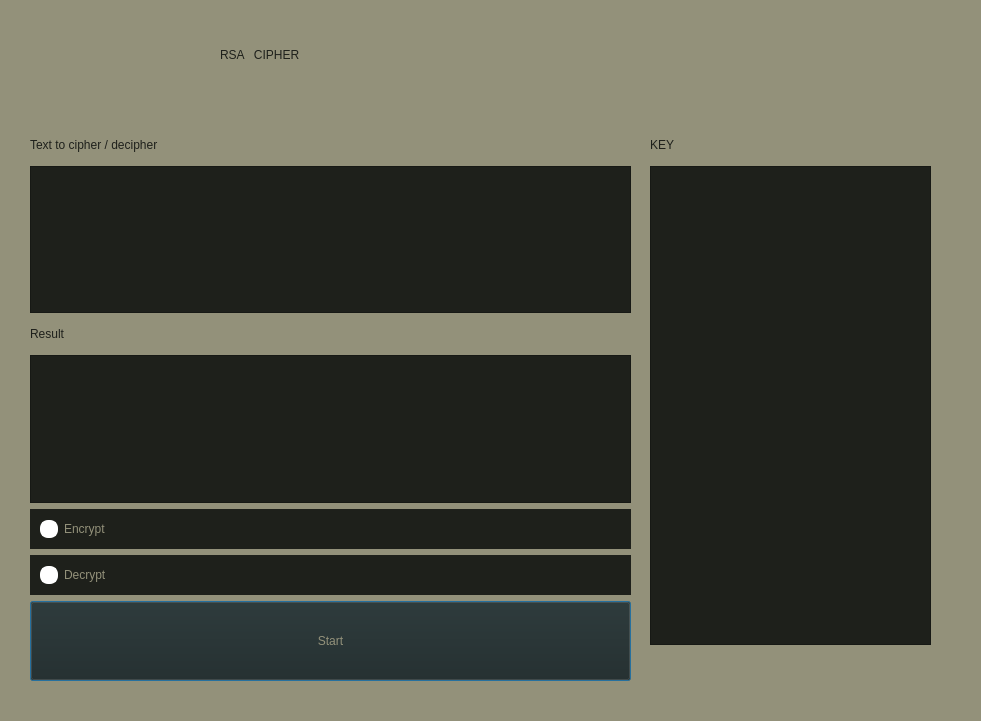
This is RSA_GUI.ui in Slunko1/samuel-svancarek-RSA as Qt 5 draws it before an edit. The edited form follows.
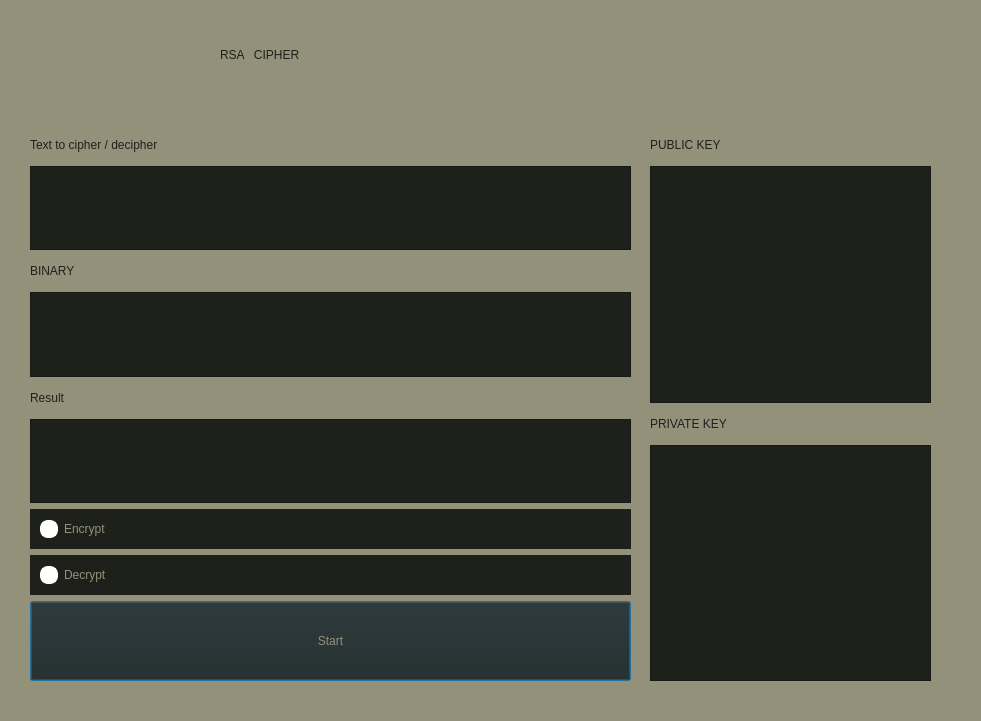
This is the edited form.

Commit message: implemented blocks not finished yet

```diff
--- a/RSA_GUI.ui
+++ b/RSA_GUI.ui
@@ -70,6 +70,38 @@
        </property>
       </widget>
      </item>
+     <item>
+      <widget class="QLabel" name="label_6">
+       <property name="minimumSize">
+        <size>
+         <width>0</width>
+         <height>30</height>
+        </size>
+       </property>
+       <property name="styleSheet">
+        <string notr="true">font: 24pt &quot;ArcadeClassic&quot;;
+color:rgb(30, 32, 27);</string>
+       </property>
+       <property name="text">
+        <string>BINARY</string>
+       </property>
+      </widget>
+     </item>
+     <item>
+      <widget class="QTextEdit" name="textEdit_binaryText">
+       <property name="styleSheet">
+        <string notr="true">background-color: rgb(30, 32, 27);
+color: rgb(147, 145, 122)</string>
+       </property>
+       <property name="html">
+        <string>&lt;!DOCTYPE HTML PUBLIC &quot;-//W3C//DTD HTML 4.0//EN&quot; &quot;http://www.w3.org/TR/REC-html40/strict.dtd&quot;&gt;
+&lt;html&gt;&lt;head&gt;&lt;meta name=&quot;qrichtext&quot; content=&quot;1&quot; /&gt;&lt;style type=&quot;text/css&quot;&gt;
+p, li { white-space: pre-wrap; }
+&lt;/style&gt;&lt;/head&gt;&lt;body style=&quot; font-family:'MS Shell Dlg 2'; font-size:7.8pt; font-weight:400; font-style:normal;&quot;&gt;
+&lt;p style=&quot;-qt-paragraph-type:empty; margin-top:0px; margin-bottom:0px; margin-left:0px; margin-right:0px; -qt-block-indent:0; text-indent:0px;&quot;&gt;&lt;br /&gt;&lt;/p&gt;&lt;/body&gt;&lt;/html&gt;</string>
+       </property>
+      </widget>
+     </item>
      <item>
       <widget class="QLabel" name="label_3">
        <property name="minimumSize">
@@ -247,7 +279,7 @@
 color:rgb(30, 32, 27);</string>
        </property>
        <property name="text">
-        <string>KEY</string>
+        <string>PUBLIC KEY</string>
        </property>
       </widget>
      </item>
@@ -279,7 +311,22 @@
 color:rgb(30, 32, 27);</string>
        </property>
        <property name="text">
-        <string/>
+        <string>PRIVATE KEY</string>
+       </property>
+      </widget>
+     </item>
+     <item>
+      <widget class="QTextEdit" name="textEdit_privateKey">
+       <property name="styleSheet">
+        <string notr="true">background-color: rgb(30, 32, 27);
+color: rgb(147, 145, 122)</string>
+       </property>
+       <property name="html">
+        <string>&lt;!DOCTYPE HTML PUBLIC &quot;-//W3C//DTD HTML 4.0//EN&quot; &quot;http://www.w3.org/TR/REC-html40/strict.dtd&quot;&gt;
+&lt;html&gt;&lt;head&gt;&lt;meta name=&quot;qrichtext&quot; content=&quot;1&quot; /&gt;&lt;style type=&quot;text/css&quot;&gt;
+p, li { white-space: pre-wrap; }
+&lt;/style&gt;&lt;/head&gt;&lt;body style=&quot; font-family:'MS Shell Dlg 2'; font-size:7.8pt; font-weight:400; font-style:normal;&quot;&gt;
+&lt;p style=&quot;-qt-paragraph-type:empty; margin-top:0px; margin-bottom:0px; margin-left:0px; margin-right:0px; -qt-block-indent:0; text-indent:0px;&quot;&gt;&lt;br /&gt;&lt;/p&gt;&lt;/body&gt;&lt;/html&gt;</string>
        </property>
       </widget>
      </item>
```
Left out of the diff: 6 changed lines with no effect on the pictures. The commit also changes 2 other files.
